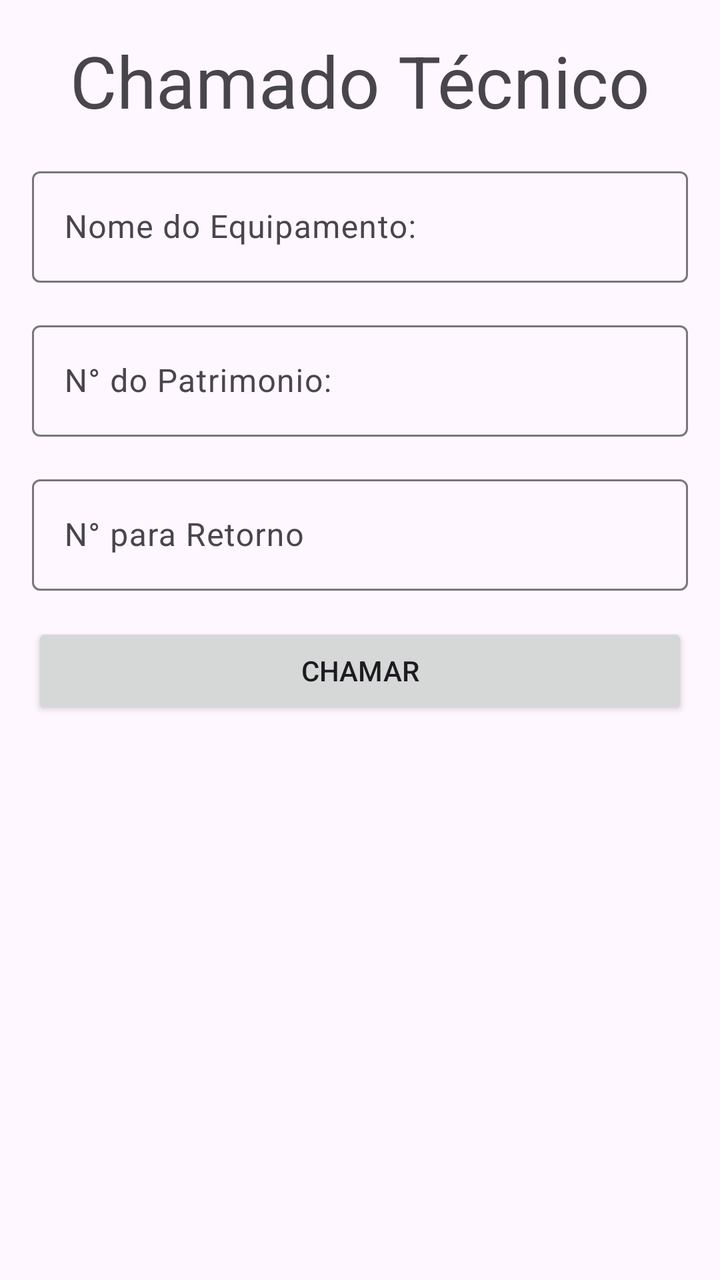
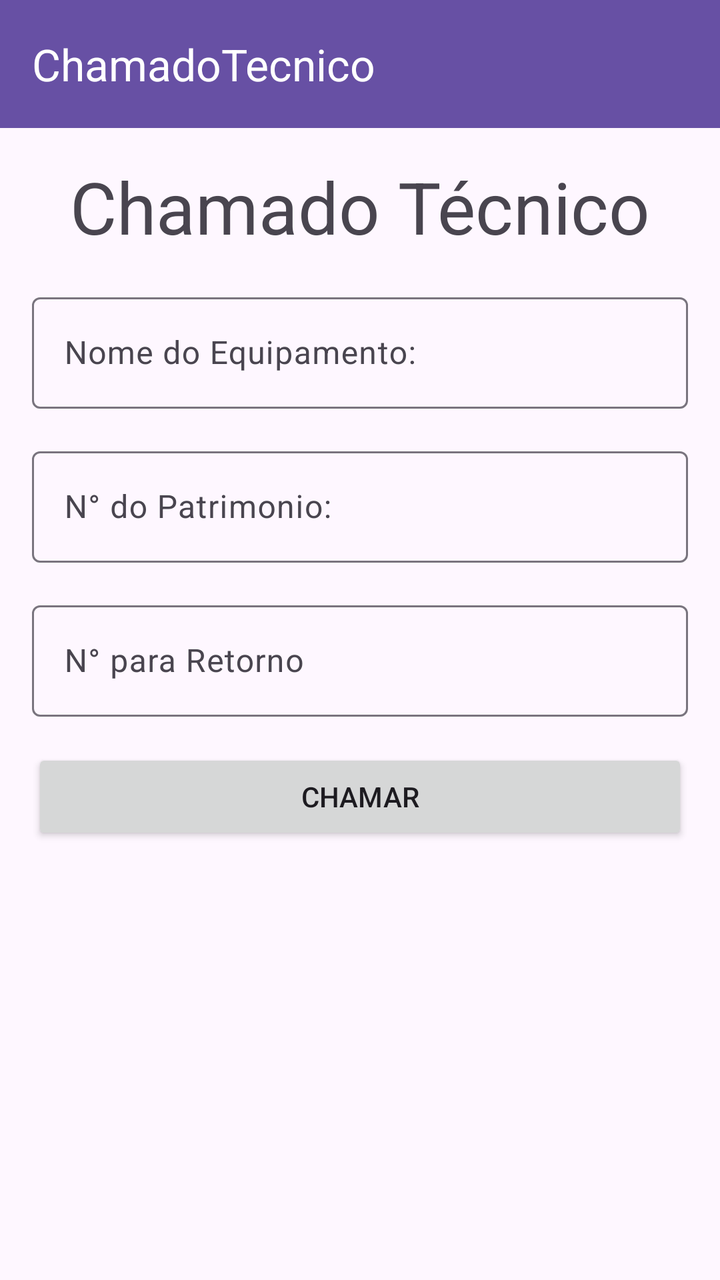

An Android layout rendered at two revisions. The XML below is the earlier revision; the diff shows what the commit changed to produce the second picture.
<!-- AndroidManifest.xml: application theme Theme.Chamado_tecnico -->
<!-- res/layout/activity_main.xml -->
<?xml version="1.0" encoding="utf-8"?>
<androidx.constraintlayout.widget.ConstraintLayout xmlns:android="http://schemas.android.com/apk/res/android"
    xmlns:app="http://schemas.android.com/apk/res-auto"
    xmlns:tools="http://schemas.android.com/tools"
    android:id="@+id/main"
    android:layout_width="match_parent"
    android:layout_height="match_parent"
    tools:context=".MainActivity">
    <ScrollView
        android:layout_width="match_parent"
        android:layout_height="match_parent">

        <androidx.constraintlayout.widget.ConstraintLayout
            android:layout_width="match_parent"
            android:layout_height="wrap_content">
            <TextView
                android:id="@+id/txtView"
                android:layout_width="wrap_content"
                android:layout_height="wrap_content"
                android:text="Chamado Técnico"
                app:layout_constraintStart_toStartOf="parent"
                app:layout_constraintEnd_toEndOf="parent"
                app:layout_constraintTop_toTopOf="parent"
                android:layout_marginTop="16dp"
                android:textSize="36dp"/>

            <com.google.android.material.textfield.TextInputLayout
                android:id="@+id/ilEquipamento"
                android:layout_width="match_parent"
                android:layout_height="wrap_content"
                android:layout_margin="16dp"
                android:hint="Nome do Equipamento:"
                app:layout_constraintTop_toBottomOf="@id/txtView"
                app:layout_constraintStart_toStartOf="parent"
                app:layout_constraintEnd_toEndOf="parent"
                android:layout_marginTop="16dp">
                <com.google.android.material.textfield.TextInputEditText
                    android:id="@+id/edtEquipamento"
                    android:layout_width="match_parent"
                    android:layout_height="wrap_content"/>
            </com.google.android.material.textfield.TextInputLayout>

            <com.google.android.material.textfield.TextInputLayout
                android:id="@+id/ilNumero"
                android:layout_width="match_parent"
                android:layout_height="wrap_content"
                android:hint="N° do Patrimonio:"
                app:layout_constraintTop_toBottomOf="@+id/ilEquipamento"
                app:layout_constraintStart_toStartOf="parent"
                app:layout_constraintEnd_toEndOf="parent"
                android:layout_margin="16dp">
                <com.google.android.material.textfield.TextInputEditText
                    android:id="@+id/edtNumero"
                    android:layout_width="match_parent"
                    android:layout_height="wrap_content"/>
            </com.google.android.material.textfield.TextInputLayout>

            <com.google.android.material.textfield.TextInputLayout
                android:id="@+id/ilRetorno"
                android:layout_width="match_parent"
                android:layout_height="wrap_content"
                android:layout_margin="16dp"
                app:layout_constraintTop_toBottomOf="@+id/ilNumero"
                android:hint="N° para Retorno">
                <com.google.android.material.textfield.TextInputEditText
                    android:id="@+id/edtRetorno"
                    android:layout_width="match_parent"
                    android:layout_height="wrap_content"/>
            </com.google.android.material.textfield.TextInputLayout>

            <Button
                android:id="@+id/btnSalvar"
                android:layout_width="match_parent"
                android:layout_height="wrap_content"
                app:layout_constraintTop_toBottomOf="@+id/ilRetorno"
                app:layout_constraintStart_toStartOf="parent"
                app:layout_constraintEnd_toEndOf="parent"
                android:layout_margin="16dp"
                android:text="Chamar"/>

        </androidx.constraintlayout.widget.ConstraintLayout>
    </ScrollView>
</androidx.constraintlayout.widget.ConstraintLayout>
<!-- resources referenced by this layout -->
<resources>
  <style name="Theme.Chamado_tecnico" parent="Base.Theme.Chamado_tecnico" />
  <style name="Base.Theme.Chamado_tecnico" parent="Theme.Material3.DayNight.NoActionBar">
          
          
      </style>
</resources>

<!-- the commit's change to res/layout/activity_main.xml (unified diff, before → after) -->
@@ -6,9 +6,22 @@
     android:layout_width="match_parent"
     android:layout_height="match_parent"
     tools:context=".MainActivity">
+    <com.google.android.material.appbar.MaterialToolbar
+        android:id="@+id/toolbarTop"
+        android:layout_width="0dp"
+        android:layout_height="wrap_content"
+        android:background="?attr/colorPrimary"
+        app:title="ChamadoTecnico"
+        app:layout_constraintTop_toTopOf="parent"
+        app:layout_constraintStart_toStartOf="parent"
+        app:layout_constraintEnd_toEndOf="parent"
+        app:subtitleTextColor="@android:color/white"
+        app:titleTextColor="@color/white"/>
     <ScrollView
         android:layout_width="match_parent"
-        android:layout_height="match_parent">
+        android:layout_height="match_parent"
+        app:layout_constraintTop_toBottomOf="@+id/toolbarTop"
+        android:layout_marginTop="63dp">
 
         <androidx.constraintlayout.widget.ConstraintLayout
             android:layout_width="match_parent"
<!-- resource entries referenced after the edit -->
@@ -1,5 +1,6 @@
 <!-- resources referenced by this layout -->
 <resources>
+  <color name="white">#FFFFFFFF</color>
   <style name="Theme.Chamado_tecnico" parent="Base.Theme.Chamado_tecnico" />
   <style name="Base.Theme.Chamado_tecnico" parent="Theme.Material3.DayNight.NoActionBar">
           
